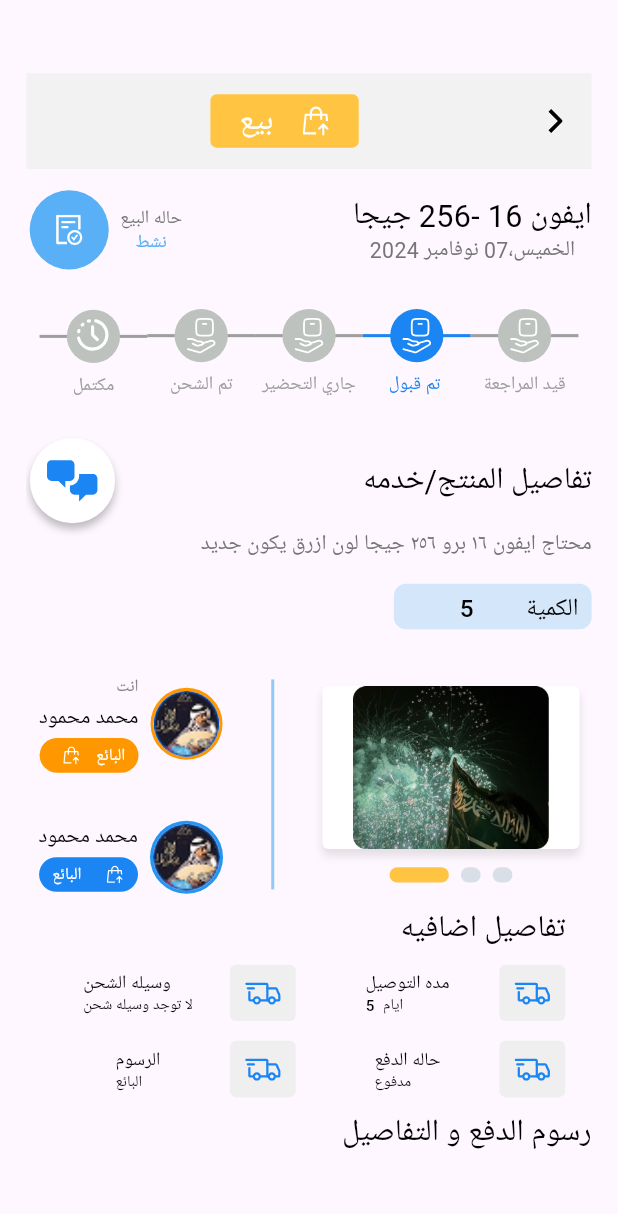
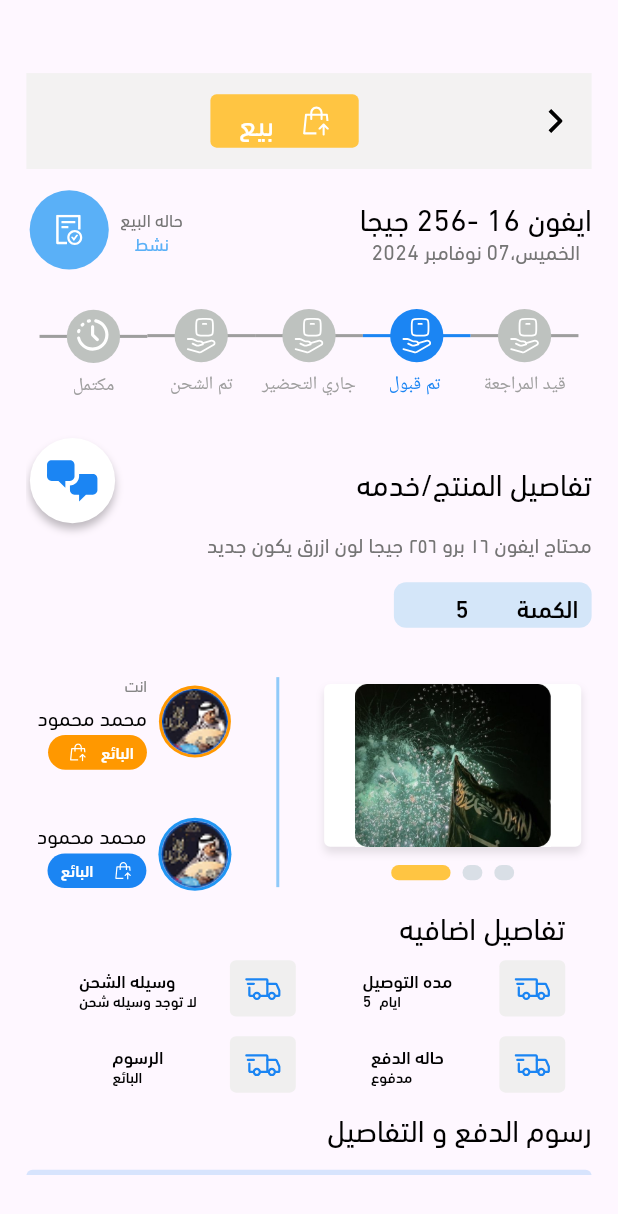
Before and after one commit to AhmedOkasha0/task, a Flutter app: the HomeScreen screen opened by its route, on a phone screen of 412 x 824 dp. Shown: the top 1214 px of the screen. Run offline on Flutter 3.47's test engine with Material 3 defaults, Android fonts, the phone set to English and light mode, and no system bars; drawn by our look-alikes of smooth_page_indicator; our stand-ins replace dio, flutter_bloc, flutter_screenutil, flutter_svg, freezed_annotation, gap and 3 more; accounts and stored records are empty; Roboto replaces fonts that are missing (cairo).

Commit message:
add font to app

```diff
--- a/lib/core/routes/app_router.dart
+++ b/lib/core/routes/app_router.dart
@@ -11,9 +11,9 @@ class AppRouter {
         builder: (context) {
           switch (settings.name) {
             case Routes.home:
+              return const HomeScreen();
+            case Routes.map:
               return const MapPage();
-            case Routes.map:
-              return HomeScreen();
             default:
               return NoRouteScreen(roteName: settings.name!);
           }
--- a/lib/core/themes/styles.dart
+++ b/lib/core/themes/styles.dart
@@ -16,7 +16,7 @@ class AppStyles {
     return TextStyle(
       color: color ?? Colors.black,
       fontSize: (size ?? 14).sp,
-      fontFamily: family ?? "cairo",
+      fontFamily: family ?? "DINNextLTArabic",
       fontWeight: weight ?? FontWeight.w500,
       height: height,
       fontStyle: isItalic! ? FontStyle.italic : null,
--- a/lib/features/home/presentation/screen/home_screen.dart
+++ b/lib/features/home/presentation/screen/home_screen.dart
@@ -1,6 +1,7 @@
 import 'package:flutter/material.dart';
 import 'package:flutter_screenutil/flutter_screenutil.dart';
 import 'package:gap/gap.dart';
+import 'package:task/core/routes/routes.dart';
 import 'package:task/core/themes/app_colors.dart';
 import 'package:task/features/home/presentation/widgets/boady.dart';
 import 'package:task/features/home/presentation/widgets/header.dart';
@@ -32,10 +33,10 @@ class HomeScreen extends StatelessWidget {
               Gap(10.h),
               const PaymentDetails(),
               Gap(18.h),
-              const Row(
+              Row(
                 mainAxisAlignment: MainAxisAlignment.spaceAround,
                 children: [
-                  CustomButton(
+                  const CustomButton(
                     width: 157,
                     hight: 41,
                     text: "الغاء الطلب",
@@ -43,6 +44,9 @@ class HomeScreen extends StatelessWidget {
                     borderColor: AppColors.cCE090C,
                   ),
                   CustomButton(
+                    onTap: () {
+                      Navigator.pushNamed(context, Routes.map);
+                    },
                     width: 157,
                     hight: 41,
                     text: "ادفع",
```
Also changed, not shown: pubspec.yaml (+11 -11 lines).
